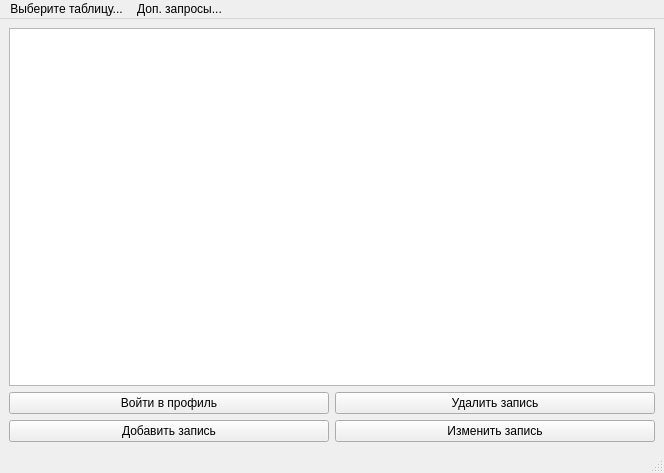
Before: the Qt Designer form CourseDB/mainwindow.ui in RDaniil1/SQLcourse, drawn with Qt 5.
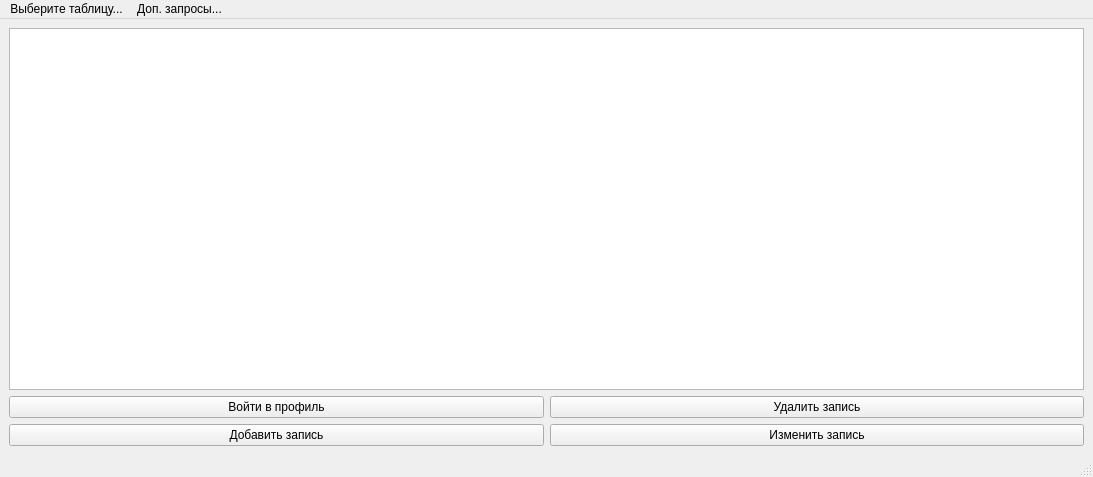
After: the same form once the commit is applied.

The edit to the form file:
```diff
--- a/CourseDB/mainwindow.ui
+++ b/CourseDB/mainwindow.ui
@@ -6,8 +6,8 @@
    <rect>
     <x>0</x>
     <y>0</y>
-    <width>664</width>
-    <height>473</height>
+    <width>1093</width>
+    <height>477</height>
    </rect>
   </property>
   <property name="windowTitle">
@@ -17,37 +17,37 @@
    <layout class="QVBoxLayout" name="verticalLayout">
     <item>
      <layout class="QGridLayout" name="gridLayout">
-      <item row="1" column="1">
+      <item row="4" column="3" colspan="2">
+       <widget class="QPushButton" name="editButton">
+        <property name="text">
+         <string>Изменить запись</string>
+        </property>
+       </widget>
+      </item>
+      <item row="3" column="3" colspan="2">
        <widget class="QPushButton" name="deleteButton">
         <property name="text">
          <string>Удалить запись</string>
         </property>
        </widget>
       </item>
-      <item row="2" column="0">
-       <widget class="QPushButton" name="addButton">
-        <property name="text">
-         <string>Добавить запись</string>
-        </property>
-       </widget>
-      </item>
-      <item row="1" column="0">
+      <item row="3" column="1" colspan="2">
        <widget class="QPushButton" name="loginButton">
         <property name="text">
          <string>Войти в профиль</string>
         </property>
        </widget>
       </item>
-      <item row="0" column="0" colspan="2">
+      <item row="4" column="1" colspan="2">
+       <widget class="QPushButton" name="addButton">
+        <property name="text">
+         <string>Добавить запись</string>
+        </property>
+       </widget>
+      </item>
+      <item row="1" column="1" rowspan="2" colspan="4">
        <widget class="QTableView" name="tableView"/>
       </item>
-      <item row="2" column="1">
-       <widget class="QPushButton" name="editButton">
-        <property name="text">
-         <string>Изменить запись</string>
-        </property>
-       </widget>
-      </item>
      </layout>
     </item>
    </layout>
@@ -57,8 +57,8 @@
     <rect>
      <x>0</x>
      <y>0</y>
-     <width>664</width>
-     <height>21</height>
+     <width>1093</width>
+     <height>22</height>
     </rect>
    </property>
    <widget class="QMenu" name="menu">
```
